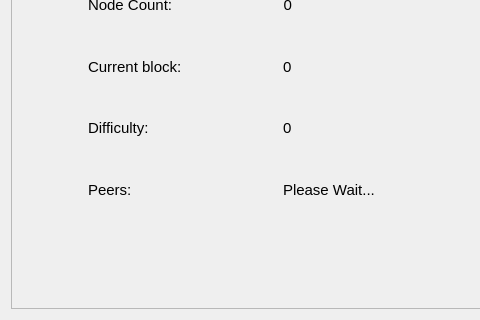
Above: src/qt/forms/overviewpage.ui from HTHcoin/helpthehomelesscoin before the change; both pictures show x 0 to 480 and y 394 to 714 of the 1000 by 714 pixel window. Below: the same form after it.
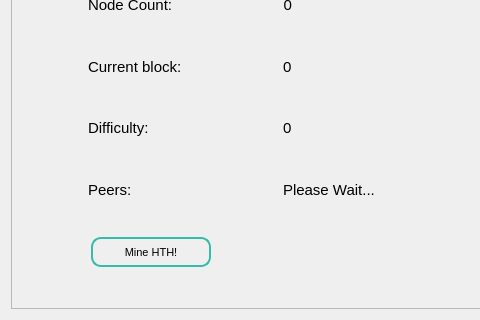
That is the form after the change.

```diff
--- a/src/qt/forms/overviewpage.ui
+++ b/src/qt/forms/overviewpage.ui
@@ -979,6 +979,41 @@
        </item>
       </layout>
      </widget>
+     <widget class="QPushButton" name="pushButton_Mine">
+      <property name="geometry">
+       <rect>
+        <x>80</x>
+        <y>620</y>
+        <width>120</width>
+        <height>30</height>
+       </rect>
+      </property>
+      <property name="minimumSize">
+       <size>
+        <width>100</width>
+        <height>30</height>
+       </size>
+      </property>
+      <property name="maximumSize">
+       <size>
+        <width>120</width>
+        <height>30</height>
+       </size>
+      </property>
+      <property name="toolTip">
+       <string>Visit Help The Homeless Coin Explorer and Track Your HTH Coins</string>
+      </property>
+      <property name="styleSheet">
+       <string notr="true">border-style: solid;
+border-width: 2px;
+border-color: #34bcaa;
+border-radius: 10px;
+font-size: 11px;</string>
+      </property>
+      <property name="text">
+       <string>Mine HTH!</string>
+      </property>
+     </widget>
     </widget>
    </item>
   </layout>
```
